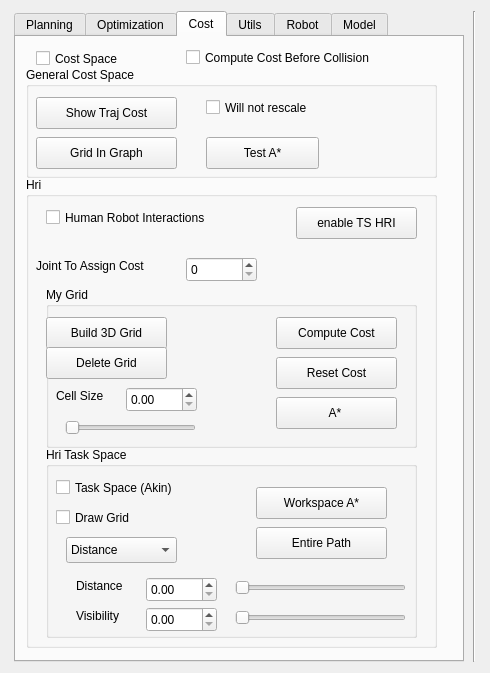
Above: qtWindow/qtMainInterface/sidewindow.ui from jmainpri/libmove3d before the change. Below: the same form after it.
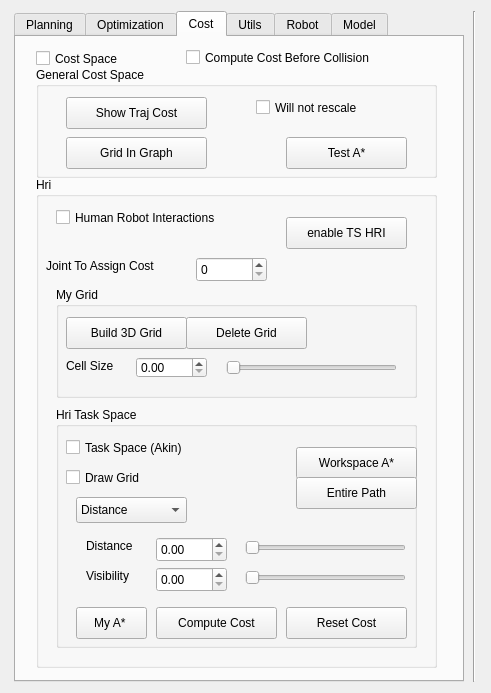
That is the form after the change. Custom widgets are drawn as their Qt base class.

Commit message: Adding sliders for light source in the qtInterface and setting up the new Cpp Astar to work on HriGrids

What changed in the file:
```diff
--- a/qtWindow/qtMainInterface/sidewindow.ui
+++ b/qtWindow/qtMainInterface/sidewindow.ui
@@ -6,8 +6,8 @@
    <rect>
     <x>0</x>
     <y>0</y>
-    <width>490</width>
-    <height>673</height>
+    <width>491</width>
+    <height>693</height>
    </rect>
   </property>
   <property name="sizePolicy">
@@ -537,9 +537,9 @@
       <widget class="QGroupBox" name="groupBoxGeneralCostSpace">
        <property name="geometry">
         <rect>
-         <x>10</x>
+         <x>20</x>
          <y>30</y>
-         <width>411</width>
+         <width>401</width>
          <height>111</height>
         </rect>
        </property>
@@ -549,7 +549,7 @@
        <widget class="QPushButton" name="pushButtonShowTrajCost">
         <property name="geometry">
          <rect>
-          <x>10</x>
+          <x>30</x>
           <y>30</y>
           <width>141</width>
           <height>32</height>
@@ -562,7 +562,7 @@
        <widget class="QCheckBox" name="checkBoxRescale">
         <property name="geometry">
          <rect>
-          <x>180</x>
+          <x>220</x>
           <y>30</y>
           <width>131</width>
           <height>21</height>
@@ -575,7 +575,7 @@
        <widget class="QPushButton" name="pushButtonGridInGraph">
         <property name="geometry">
          <rect>
-          <x>10</x>
+          <x>30</x>
           <y>70</y>
           <width>141</width>
           <height>32</height>
@@ -588,9 +588,9 @@
        <widget class="QPushButton" name="pushButtonAStar">
         <property name="geometry">
          <rect>
-          <x>180</x>
+          <x>250</x>
           <y>70</y>
-          <width>113</width>
+          <width>121</width>
           <height>32</height>
          </rect>
         </property>
@@ -615,10 +615,10 @@
       <widget class="QGroupBox" name="groupBox_5">
        <property name="geometry">
         <rect>
-         <x>10</x>
+         <x>20</x>
          <y>140</y>
-         <width>411</width>
-         <height>471</height>
+         <width>401</width>
+         <height>491</height>
         </rect>
        </property>
        <property name="title">
@@ -651,9 +651,9 @@
         <property name="geometry">
          <rect>
           <x>20</x>
-          <y>270</y>
-          <width>371</width>
-          <height>191</height>
+          <y>230</y>
+          <width>361</width>
+          <height>241</height>
          </rect>
         </property>
         <property name="title">
@@ -705,9 +705,9 @@
         <widget class="QPushButton" name="pushButtonWorkspacePath">
          <property name="geometry">
           <rect>
-           <x>210</x>
+           <x>240</x>
            <y>40</y>
-           <width>131</width>
+           <width>121</width>
            <height>32</height>
           </rect>
          </property>
@@ -718,9 +718,9 @@
         <widget class="QPushButton" name="pushButtonHoleMotion">
          <property name="geometry">
           <rect>
-           <x>210</x>
-           <y>80</y>
-           <width>131</width>
+           <x>240</x>
+           <y>70</y>
+           <width>121</width>
            <height>32</height>
           </rect>
          </property>
@@ -733,10 +733,13 @@
           <rect>
            <x>189</x>
            <y>130</y>
-           <width>171</width>
+           <width>161</width>
            <height>22</height>
           </rect>
          </property>
+         <property name="maximum">
+          <number>500</number>
+         </property>
          <property name="orientation">
           <enum>Qt::Horizontal</enum>
          </property>
@@ -746,10 +749,13 @@
           <rect>
            <x>189</x>
            <y>160</y>
-           <width>171</width>
+           <width>161</width>
            <height>22</height>
           </rect>
          </property>
+         <property name="maximum">
+          <number>500</number>
+         </property>
          <property name="orientation">
           <enum>Qt::Horizontal</enum>
          </property>
@@ -819,12 +825,51 @@
           <string>Draw Grid</string>
          </property>
         </widget>
+        <widget class="QPushButton" name="pushButtonAStaIn3DGrid">
+         <property name="geometry">
+          <rect>
+           <x>20</x>
+           <y>200</y>
+           <width>71</width>
+           <height>32</height>
+          </rect>
+         </property>
+         <property name="text">
+          <string>My A* </string>
+         </property>
+        </widget>
+        <widget class="QPushButton" name="pushButtonComputeCost">
+         <property name="geometry">
+          <rect>
+           <x>100</x>
+           <y>200</y>
+           <width>121</width>
+           <height>32</height>
+          </rect>
+         </property>
+         <property name="text">
+          <string>Compute Cost</string>
+         </property>
+        </widget>
+        <widget class="QPushButton" name="pushButtonResetCost">
+         <property name="geometry">
+          <rect>
+           <x>230</x>
+           <y>200</y>
+           <width>121</width>
+           <height>32</height>
+          </rect>
+         </property>
+         <property name="text">
+          <string>Reset Cost</string>
+         </property>
+        </widget>
        </widget>
        <widget class="QPushButton" name="pushButtonHRITS">
         <property name="geometry">
          <rect>
-          <x>270</x>
-          <y>30</y>
+          <x>250</x>
+          <y>40</y>
           <width>121</width>
           <height>32</height>
          </rect>
@@ -851,8 +896,8 @@
          <rect>
           <x>20</x>
           <y>110</y>
-          <width>371</width>
-          <height>161</height>
+          <width>361</width>
+          <height>111</height>
          </rect>
         </property>
         <property name="title">
@@ -862,9 +907,9 @@
          <property name="geometry">
           <rect>
            <x>80</x>
-           <y>100</y>
+           <y>70</y>
            <width>71</width>
-           <height>25</height>
+           <height>21</height>
           </rect>
          </property>
          <property name="maximum">
@@ -878,7 +923,7 @@
          <property name="geometry">
           <rect>
            <x>10</x>
-           <y>100</y>
+           <y>70</y>
            <width>61</width>
            <height>17</height>
           </rect>
@@ -890,7 +935,7 @@
         <widget class="QPushButton" name="pushButtonMakeGrid">
          <property name="geometry">
           <rect>
-           <x>0</x>
+           <x>10</x>
            <y>30</y>
            <width>121</width>
            <height>32</height>
@@ -903,8 +948,8 @@
         <widget class="QPushButton" name="pushButtonDeleteGrid">
          <property name="geometry">
           <rect>
-           <x>0</x>
-           <y>60</y>
+           <x>130</x>
+           <y>30</y>
            <width>121</width>
            <height>32</height>
           </rect>
@@ -913,51 +958,12 @@
           <string>Delete Grid</string>
          </property>
         </widget>
-        <widget class="QPushButton" name="pushButtonAStaIn3DGrid">
-         <property name="geometry">
-          <rect>
-           <x>230</x>
-           <y>110</y>
-           <width>121</width>
-           <height>32</height>
-          </rect>
-         </property>
-         <property name="text">
-          <string>A* </string>
-         </property>
-        </widget>
-        <widget class="QPushButton" name="pushButtonResetCost">
-         <property name="geometry">
-          <rect>
-           <x>230</x>
-           <y>70</y>
-           <width>121</width>
-           <height>32</height>
-          </rect>
-         </property>
-         <property name="text">
-          <string>Reset Cost</string>
-         </property>
-        </widget>
-        <widget class="QPushButton" name="pushButtonComputeCost">
-         <property name="geometry">
-          <rect>
-           <x>230</x>
-           <y>30</y>
-           <width>121</width>
-           <height>32</height>
-          </rect>
-         </property>
-         <property name="text">
-          <string>Compute Cost</string>
-         </property>
-        </widget>
         <widget class="QSlider" name="horizontalSliderCellSize">
          <property name="geometry">
           <rect>
-           <x>19</x>
-           <y>130</y>
-           <width>131</width>
+           <x>170</x>
+           <y>70</y>
+           <width>171</width>
            <height>22</height>
           </rect>
          </property>
```
The commit also changes 22 other files.
